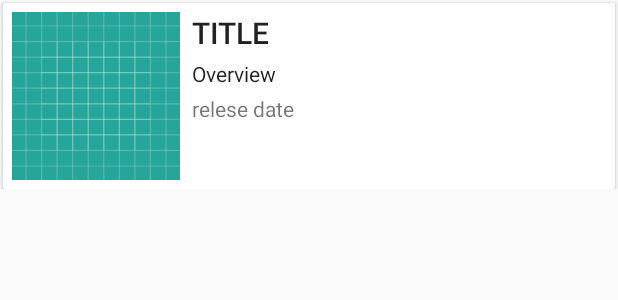
After one commit to gunnerrishav/MyMovies2, an Android app: the layout adapter_populat_list_row.xml on its own in the app's theme, with its tools: preview values and no code run, on a phone screen of 412 x 824 dp. The commit adds this screen. Shown: the top 300 px of the screen. Run offline under Robolectric (Android 15) with nearby library versions, the phone set to English and light mode, and no system bars.

Commit message:
few changes

```diff
--- a/app/src/main/AndroidManifest.xml
+++ b/app/src/main/AndroidManifest.xml
@@ -19,7 +19,8 @@
                 <category android:name="android.intent.category.LAUNCHER" />
             </intent-filter>
         </activity>
-        <activity android:name=".PopularActivity"></activity>
+        <activity android:name=".PopularActivity">
+        </activity>
     </application>
 
 </manifest>
--- /dev/null
+++ b/app/src/main/res/layout/adapter_populat_list_row.xml
@@ -0,0 +1,71 @@
+<?xml version="1.0" encoding="utf-8"?>
+<LinearLayout xmlns:android="http://schemas.android.com/apk/res/android"
+    android:layout_width="match_parent"
+    android:layout_height="wrap_content"
+    xmlns:card_view="http://schemas.android.com/apk/res-auto"
+    android:orientation="vertical">
+
+    <android.support.v7.widget.CardView
+        android:id="@+id/card_view"
+        android:layout_width="match_parent"
+        android:layout_height="match_parent"
+        android:layout_marginTop="2dp"
+        android:layout_marginLeft="2dp"
+        android:layout_marginRight="2dp">
+
+        <LinearLayout
+            android:layout_width="match_parent"
+            android:layout_height="match_parent"
+            android:layout_margin="2dp"
+            android:orientation="horizontal">
+
+            <ImageView
+                android:id="@+id/image"
+                android:layout_width="120dp"
+                android:layout_height="120dp"
+                android:padding="4dp"
+                android:src="@drawable/ic_launcher_background" />
+
+            <LinearLayout
+                android:layout_width="match_parent"
+                android:layout_height="wrap_content"
+                android:layout_margin="2dp"
+                android:orientation="vertical">
+
+                <TextView
+                    android:id="@+id/textTitle"
+                    android:layout_width="match_parent"
+                    android:layout_height="wrap_content"
+                    android:padding="2dp"
+                    android:text="Title"
+                    android:textAlignment="viewStart"
+                    android:textAllCaps="true"
+                    android:textAppearance="@style/TextAppearance.AppCompat.Title" />
+
+                <TextView
+                    android:id="@+id/textOverview"
+                    android:layout_width="match_parent"
+                    android:layout_height="wrap_content"
+                    android:ellipsize="end"
+                    android:maxLines="3"
+                    android:padding="2dp"
+                    android:text="Overview"
+                    android:textAlignment="viewStart"
+                    android:textAppearance="@style/TextAppearance.AppCompat.Body1" />
+
+                <TextView
+                    android:id="@+id/textReleaseDate"
+                    android:layout_width="match_parent"
+                    android:layout_height="wrap_content"
+                    android:padding="2dp"
+                    android:text="relese date"
+                    android:textAlignment="viewStart"
+                    android:textAppearance="@style/TextAppearance.AppCompat.Small" />
+
+            </LinearLayout>
+
+        </LinearLayout>
+
+    </android.support.v7.widget.CardView>
+
+</LinearLayout>
```
Also changed, not shown: app/src/main/java/com/rishav/mymovies/PopularActivity.kt (+31 -0 lines), app/src/main/java/com/rishav/mymovies/adapter/PopularAdapter.kt (added, +38 -0 lines), app/src/main/res/layout/activity_popular.xml (+9 -3 lines).
